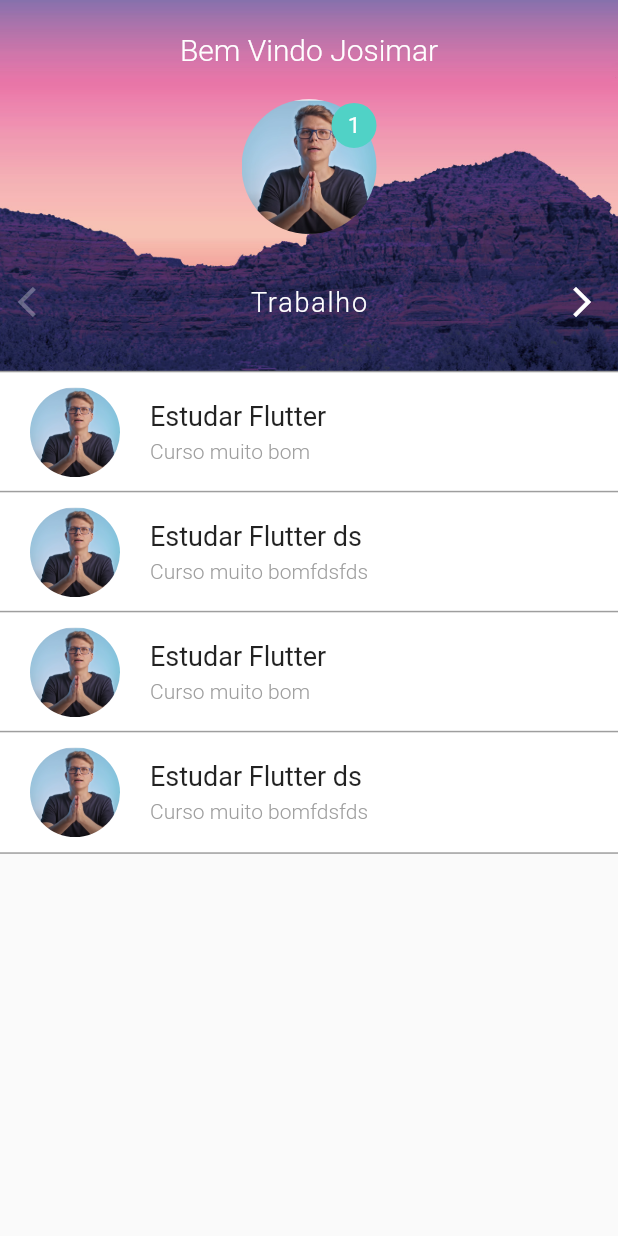
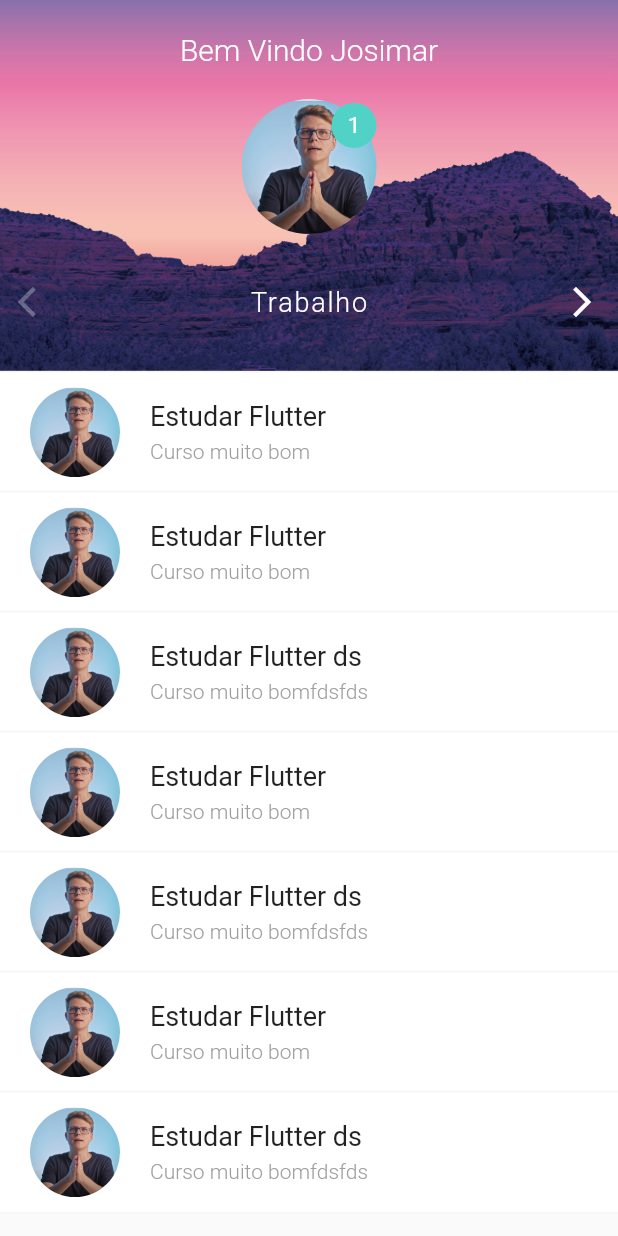
Before and after one commit to josimarminetefera/animacao, a Flutter app: the screen it shows after launch, on a phone screen of 412 x 824 dp. Run offline on Flutter 3.47's test engine with Material 2 defaults, Android fonts, the phone set to English and light mode, and no system bars.

Commit message:
Adicionado novos exemplos

```diff
--- a/lib/screens/home/widget/lista_animada.dart
+++ b/lib/screens/home/widget/lista_animada.dart
@@ -12,6 +12,24 @@ class ListaAnimada extends StatelessWidget {
     return Stack(
       alignment: Alignment.bottomCenter, //todos cards alinhado na parte de baixo, por isso que os numeros estão do 0,1,2,3
       children: [
+        ListaAnimadaDados(
+          titulo: "Estudar Flutter",
+          subTitulo: "Curso muito bom",
+          image: AssetImage("images/perfil.PNG"),
+          margin: listaSlide.value * 6,
+        ),
+        ListaAnimadaDados(
+          titulo: "Estudar Flutter",
+          subTitulo: "Curso muito bom",
+          image: AssetImage("images/perfil.PNG"),
+          margin: listaSlide.value * 5,
+        ),
+        ListaAnimadaDados(
+          titulo: "Estudar Flutter ds ",
+          subTitulo: "Curso muito bomfdsfds ",
+          image: AssetImage("images/perfil.PNG"),
+          margin: listaSlide.value * 4,
+        ),
         ListaAnimadaDados(
           titulo: "Estudar Flutter",
           subTitulo: "Curso muito bom",
--- a/lib/screens/home/widget/lista_animada_dados.dart
+++ b/lib/screens/home/widget/lista_animada_dados.dart
@@ -22,11 +22,11 @@ class ListaAnimadaDados extends StatelessWidget {
         color: Colors.white,
         border: Border(
           top: BorderSide(
-            color: Colors.grey,
+            color: Colors.grey[100],
             width: 1.0,
           ),
           bottom: BorderSide(
-            color: Colors.grey,
+            color: Colors.grey[100],
             width: 1.0,
           ),
         ),
```
